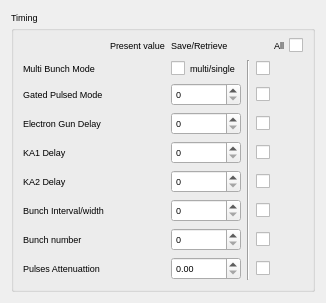
This is src/widgets/ui/snapshot_timing.ui in srgblnch/LinacGUI as Qt 5 draws it before an edit. The edited form follows.
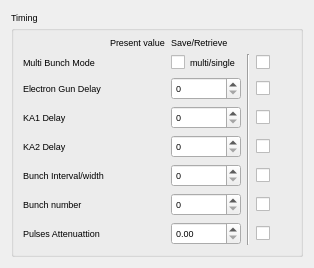
This is the edited form. Custom widgets are drawn as their Qt base class.

Diff of the .ui file:
```diff
--- a/src/widgets/ui/snapshot_timing.ui
+++ b/src/widgets/ui/snapshot_timing.ui
@@ -6,8 +6,8 @@
    <rect>
     <x>0</x>
     <y>0</y>
-    <width>326</width>
-    <height>272</height>
+    <width>314</width>
+    <height>235</height>
    </rect>
   </property>
   <property name="font">
@@ -25,31 +25,7 @@
       <string>Timing</string>
      </property>
      <layout class="QGridLayout" name="gridLayout">
-      <item row="6" column="1">
-       <widget class="TaurusLabel" name="GPIRead"/>
-      </item>
-      <item row="3" column="4">
-       <widget class="QCheckBox" name="GunDelayCheck">
-        <property name="text">
-         <string/>
-        </property>
-       </widget>
-      </item>
-      <item row="6" column="0">
-       <widget class="QLabel" name="GPILabel">
-        <property name="text">
-         <string>Bunch Interval/width</string>
-        </property>
-       </widget>
-      </item>
-      <item row="1" column="0">
-       <widget class="QLabel" name="MBMLabel">
-        <property name="text">
-         <string>Multi Bunch Mode</string>
-        </property>
-       </widget>
-      </item>
-      <item row="9" column="1">
+      <item row="8" column="1">
        <spacer name="verticalSpacer">
         <property name="orientation">
          <enum>Qt::Vertical</enum>
@@ -62,33 +38,71 @@
         </property>
        </spacer>
       </item>
+      <item row="1" column="0">
+       <widget class="QLabel" name="MBMLabel">
+        <property name="text">
+         <string>Multi Bunch Mode</string>
+        </property>
+       </widget>
+      </item>
+      <item row="0" column="1">
+       <widget class="QLabel" name="PresentWriteTitle">
+        <property name="text">
+         <string>Present value</string>
+        </property>
+       </widget>
+      </item>
+      <item row="7" column="1">
+       <widget class="TaurusLabel" name="GPARead"/>
+      </item>
+      <item row="3" column="4">
+       <widget class="QCheckBox" name="ka1DelayCheck">
+        <property name="text">
+         <string/>
+        </property>
+       </widget>
+      </item>
       <item row="6" column="2">
-       <widget class="QSpinBox" name="GPIWrite"/>
+       <widget class="QSpinBox" name="GPNWrite"/>
       </item>
-      <item row="1" column="1">
-       <widget class="TaurusLed" name="MBMRead">
-        <property name="minimumSize">
-         <size>
-          <width>15</width>
-          <height>15</height>
-         </size>
-        </property>
-        <property name="maximumSize">
-         <size>
-          <width>15</width>
-          <height>15</height>
-         </size>
+      <item row="3" column="1">
+       <widget class="TaurusLabel" name="ka1DelayRead"/>
+      </item>
+      <item row="1" column="3" rowspan="7">
+       <widget class="Line" name="line">
+        <property name="orientation">
+         <enum>Qt::Vertical</enum>
         </property>
        </widget>
       </item>
-      <item row="5" column="4">
+      <item row="5" column="1">
+       <widget class="TaurusLabel" name="GPIRead"/>
+      </item>
+      <item row="2" column="2">
+       <widget class="QSpinBox" name="GunDelayWrite"/>
+      </item>
+      <item row="4" column="4">
        <widget class="QCheckBox" name="ka2DelayCheck">
         <property name="text">
          <string/>
         </property>
        </widget>
       </item>
-      <item row="3" column="0">
+      <item row="0" column="2">
+       <widget class="QLabel" name="SaveRetrieveTitle">
+        <property name="text">
+         <string>Save/Retrieve</string>
+        </property>
+       </widget>
+      </item>
+      <item row="6" column="0">
+       <widget class="QLabel" name="GPNLabel">
+        <property name="text">
+         <string>Bunch number</string>
+        </property>
+       </widget>
+      </item>
+      <item row="2" column="0">
        <widget class="QLabel" name="GunDelayLabel">
         <property name="text">
          <string>Electron Gun Delay</string>
@@ -96,57 +110,12 @@
        </widget>
       </item>
       <item row="4" column="0">
-       <widget class="QLabel" name="ka1DelayLabel">
-        <property name="text">
-         <string>KA1 Delay</string>
-        </property>
-       </widget>
-      </item>
-      <item row="2" column="0">
-       <widget class="QLabel" name="GPMLabel">
-        <property name="text">
-         <string>Gated Pulsed Mode</string>
-        </property>
-       </widget>
-      </item>
-      <item row="5" column="0">
        <widget class="QLabel" name="ka2DelayLabel">
         <property name="text">
          <string>KA2 Delay</string>
         </property>
        </widget>
       </item>
-      <item row="7" column="0">
-       <widget class="QLabel" name="GPNLabel">
-        <property name="text">
-         <string>Bunch number</string>
-        </property>
-       </widget>
-      </item>
-      <item row="0" column="2">
-       <widget class="QLabel" name="SaveRetrieveTitle">
-        <property name="text">
-         <string>Save/Retrieve</string>
-        </property>
-       </widget>
-      </item>
-      <item row="0" column="4">
-       <widget class="QCheckBox" name="checkBox">
-        <property name="layoutDirection">
-         <enum>Qt::RightToLeft</enum>
-        </property>
-        <property name="text">
-         <string>All</string>
-        </property>
-       </widget>
-      </item>
-      <item row="1" column="4">
-       <widget class="QCheckBox" name="MBMCheck">
-        <property name="text">
-         <string/>
-        </property>
-       </widget>
-      </item>
       <item row="1" column="2">
        <widget class="QCheckBox" name="MBMWrite">
         <property name="text">
@@ -154,96 +123,97 @@
         </property>
        </widget>
       </item>
-      <item row="2" column="1">
-       <widget class="TaurusLabel" name="GPMRead"/>
-      </item>
-      <item row="7" column="2">
-       <widget class="QSpinBox" name="GPNWrite"/>
-      </item>
-      <item row="3" column="2">
-       <widget class="QSpinBox" name="GunDelayWrite"/>
-      </item>
-      <item row="2" column="4">
-       <widget class="QCheckBox" name="GPMCheck">
+      <item row="1" column="4">
+       <widget class="QCheckBox" name="MBMCheck">
         <property name="text">
          <string/>
         </property>
        </widget>
       </item>
-      <item row="1" column="3" rowspan="8">
-       <widget class="Line" name="line">
-        <property name="orientation">
-         <enum>Qt::Vertical</enum>
-        </property>
-       </widget>
-      </item>
-      <item row="0" column="1">
-       <widget class="QLabel" name="PresentWriteTitle">
-        <property name="text">
-         <string>Present value</string>
-        </property>
-       </widget>
-      </item>
-      <item row="8" column="0">
+      <item row="7" column="0">
        <widget class="QLabel" name="GPALabel">
         <property name="text">
          <string>Pulses Attenuattion</string>
         </property>
        </widget>
       </item>
-      <item row="4" column="1">
-       <widget class="TaurusLabel" name="ka1DelayRead"/>
+      <item row="5" column="0">
+       <widget class="QLabel" name="GPILabel">
+        <property name="text">
+         <string>Bunch Interval/width</string>
+        </property>
+       </widget>
       </item>
-      <item row="8" column="1">
-       <widget class="TaurusLabel" name="GPARead"/>
-      </item>
-      <item row="4" column="4">
-       <widget class="QCheckBox" name="ka1DelayCheck">
+      <item row="2" column="4">
+       <widget class="QCheckBox" name="GunDelayCheck">
         <property name="text">
          <string/>
         </property>
        </widget>
       </item>
-      <item row="7" column="4">
-       <widget class="QCheckBox" name="GPNCheck">
+      <item row="3" column="0">
+       <widget class="QLabel" name="ka1DelayLabel">
         <property name="text">
-         <string/>
+         <string>KA1 Delay</string>
         </property>
        </widget>
       </item>
+      <item row="1" column="1">
+       <widget class="TaurusLed" name="MBMRead">
+        <property name="minimumSize">
+         <size>
+          <width>15</width>
+          <height>15</height>
+         </size>
+        </property>
+        <property name="maximumSize">
+         <size>
+          <width>15</width>
+          <height>15</height>
+         </size>
+        </property>
+       </widget>
+      </item>
+      <item row="5" column="2">
+       <widget class="QSpinBox" name="GPIWrite"/>
+      </item>
       <item row="6" column="4">
+       <widget class="QCheckBox" name="GPNCheck">
+        <property name="text">
+         <string/>
+        </property>
+       </widget>
+      </item>
+      <item row="5" column="4">
        <widget class="QCheckBox" name="GPICheck">
         <property name="text">
          <string/>
         </property>
        </widget>
       </item>
-      <item row="8" column="4">
+      <item row="7" column="4">
        <widget class="QCheckBox" name="GPACheck">
         <property name="text">
          <string/>
         </property>
        </widget>
       </item>
-      <item row="5" column="1">
+      <item row="4" column="1">
        <widget class="TaurusLabel" name="ka2DelayRead"/>
       </item>
-      <item row="3" column="1">
+      <item row="2" column="1">
        <widget class="TaurusLabel" name="GunDelayRead"/>
       </item>
-      <item row="7" column="1">
+      <item row="6" column="1">
        <widget class="TaurusLabel" name="GPNRead"/>
       </item>
-      <item row="2" column="2">
-       <widget class="QSpinBox" name="GPMWrite"/>
-      </item>
-      <item row="4" column="2">
+      <item row="3" column="2">
        <widget class="QSpinBox" name="ka1DelayWrite"/>
       </item>
-      <item row="5" column="2">
+      <item row="4" column="2">
        <widget class="QSpinBox" name="ka2DelayWrite"/>
       </item>
-      <item row="8" column="2">
+      <item row="7" column="2">
        <widget class="QDoubleSpinBox" name="GPAWrite"/>
       </item>
      </layout>
```
